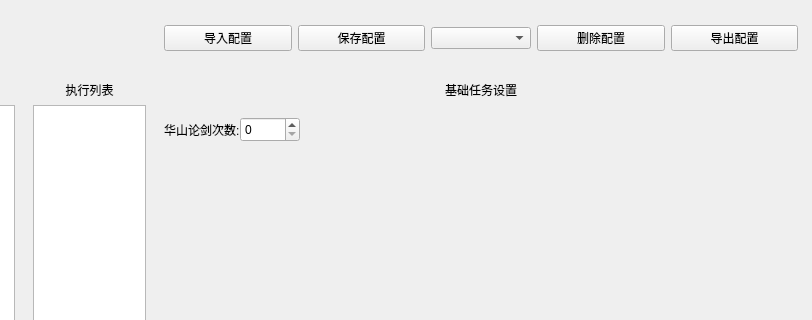
Above: ui/ScriptWindow.ui from Thetrint/snow-elves before the change; both pictures show x 111 to 923 and y 0 to 320 of the 923 by 737 pixel window. Below: the same form after it.
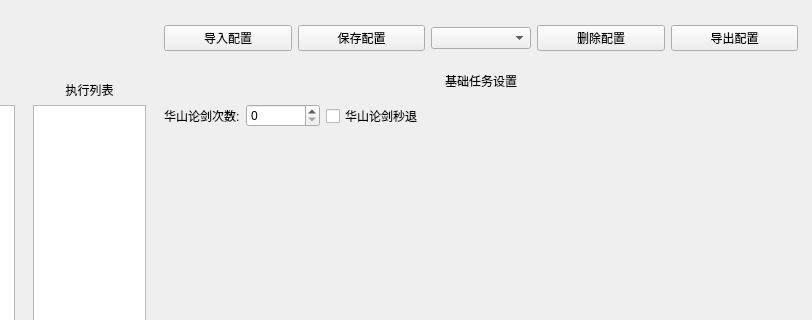
That is the form after the change.

Commit message: 优化华山论剑秒退 优化华山论剑自动战斗

Diff of the .ui file:
```diff
--- a/ui/ScriptWindow.ui
+++ b/ui/ScriptWindow.ui
@@ -147,6 +147,21 @@
      <widget class="QWidget" name="page"/>
      <widget class="QWidget" name="page_2">
       <layout class="QVBoxLayout" name="verticalLayout_3">
+       <property name="spacing">
+        <number>5</number>
+       </property>
+       <property name="leftMargin">
+        <number>0</number>
+       </property>
+       <property name="topMargin">
+        <number>0</number>
+       </property>
+       <property name="rightMargin">
+        <number>0</number>
+       </property>
+       <property name="bottomMargin">
+        <number>0</number>
+       </property>
        <item>
         <widget class="QLabel" name="label_3">
          <property name="sizePolicy">
@@ -165,41 +180,14 @@
        </item>
        <item>
         <widget class="QWidget" name="widget_5" native="true">
-         <property name="sizePolicy">
-          <sizepolicy hsizetype="Preferred" vsizetype="Preferred">
-           <horstretch>0</horstretch>
-           <verstretch>0</verstretch>
-          </sizepolicy>
-         </property>
-         <property name="minimumSize">
-          <size>
-           <width>0</width>
-           <height>50</height>
-          </size>
-         </property>
          <layout class="QHBoxLayout" name="horizontalLayout_2">
-          <property name="spacing">
-           <number>0</number>
-          </property>
-          <property name="leftMargin">
-           <number>0</number>
-          </property>
-          <property name="topMargin">
-           <number>0</number>
-          </property>
-          <property name="rightMargin">
-           <number>0</number>
-          </property>
-          <property name="bottomMargin">
-           <number>0</number>
-          </property>
           <item>
            <widget class="QLabel" name="label_4">
-            <property name="minimumSize">
-             <size>
-              <width>0</width>
-              <height>0</height>
-             </size>
+            <property name="sizePolicy">
+             <sizepolicy hsizetype="Preferred" vsizetype="Preferred">
+              <horstretch>1</horstretch>
+              <verstretch>0</verstretch>
+             </sizepolicy>
             </property>
             <property name="text">
              <string>华山论剑次数:</string>
@@ -208,11 +196,18 @@
           </item>
           <item>
            <widget class="QSpinBox" name="spinBox">
-            <property name="minimumSize">
-             <size>
-              <width>60</width>
-              <height>25</height>
-             </size>
+            <property name="sizePolicy">
+             <sizepolicy hsizetype="Minimum" vsizetype="Fixed">
+              <horstretch>1</horstretch>
+              <verstretch>0</verstretch>
+             </sizepolicy>
+            </property>
+           </widget>
+          </item>
+          <item>
+           <widget class="QCheckBox" name="checkBox">
+            <property name="text">
+             <string>华山论剑秒退</string>
             </property>
            </widget>
           </item>
@@ -223,7 +218,7 @@
             </property>
             <property name="sizeHint" stdset="0">
              <size>
-              <width>40</width>
+              <width>375</width>
               <height>20</height>
              </size>
             </property>
```
Left out of the diff: 6 changed lines with no effect on the pictures. The commit also changes 12 other files.
